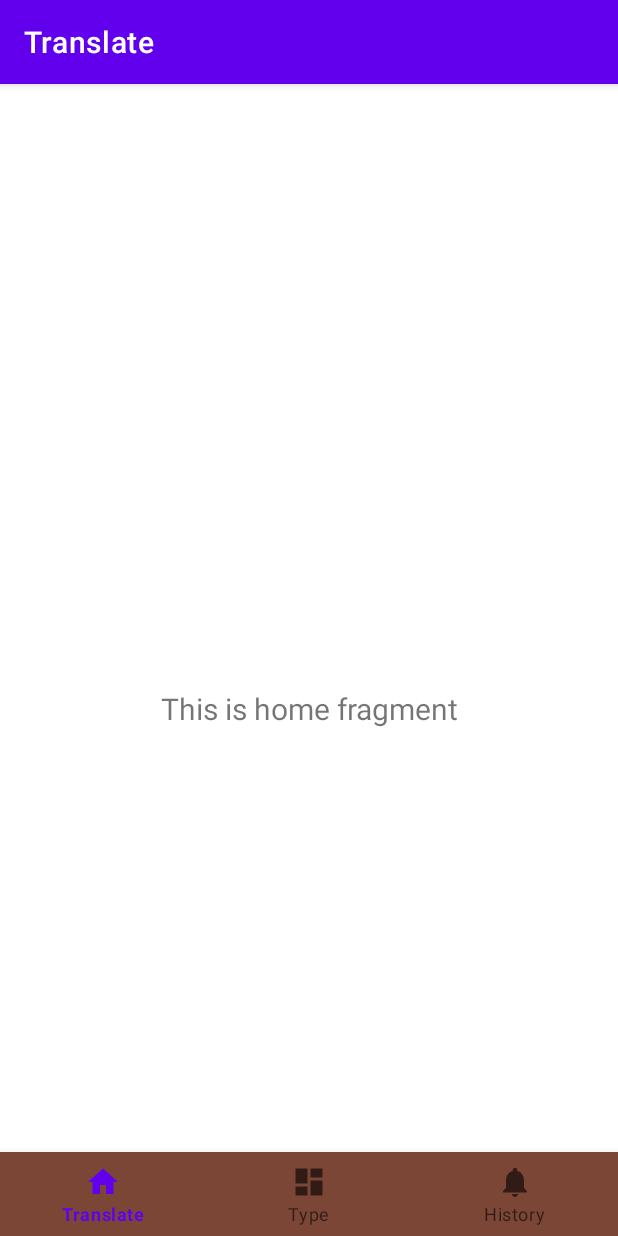
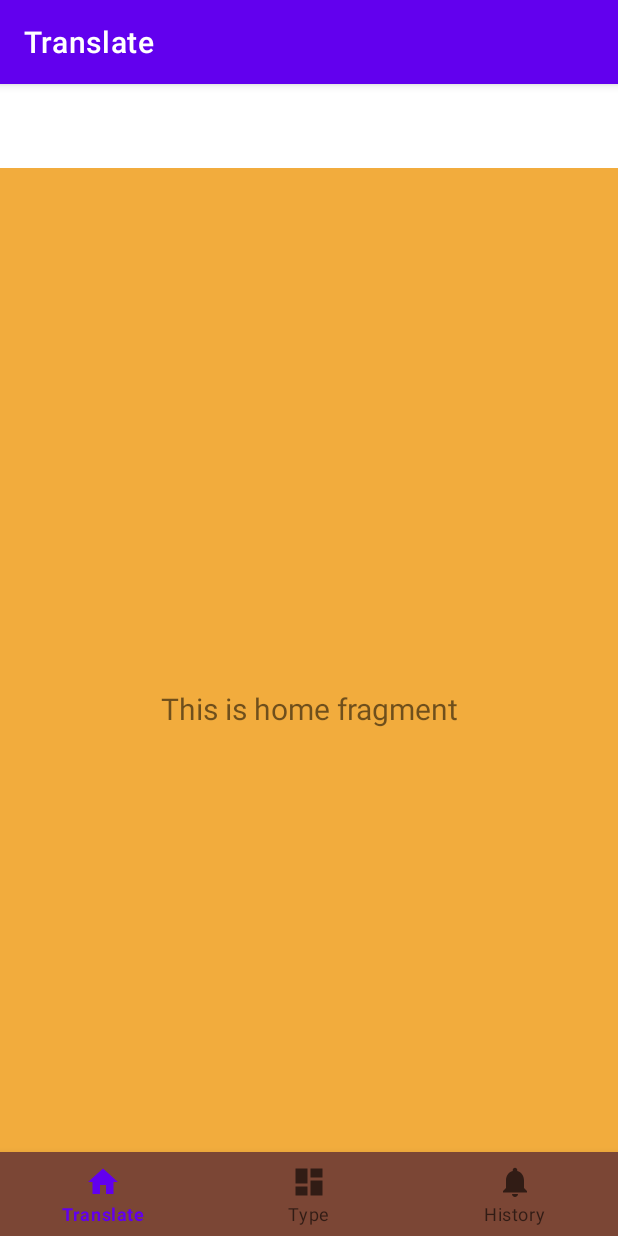
Before and after one commit to QVidad/Kamay, an Android app: the screen it shows after launch (MainActivity), on a phone screen of 412 x 824 dp. Run offline under Robolectric (Android 15) with nearby library versions, the phone set to English and light mode, and no system bars; our stand-ins replace navigation-ui; Roboto replaces fonts that are not available here.

Commit message:
[Update] Pages

```diff
--- a/app/src/main/res/layout/fragment_dashboard.xml
+++ b/app/src/main/res/layout/fragment_dashboard.xml
@@ -4,7 +4,8 @@
     xmlns:tools="http://schemas.android.com/tools"
     android:layout_width="match_parent"
     android:layout_height="match_parent"
-    tools:context=".ui.dashboard.DashboardFragment">
+    tools:context=".ui.dashboard.DashboardFragment"
+    android:background="@color/Yellow_Theme">
 
     <TextView
         android:id="@+id/text_dashboard"
--- a/app/src/main/res/layout/fragment_home.xml
+++ b/app/src/main/res/layout/fragment_home.xml
@@ -4,7 +4,8 @@
     xmlns:tools="http://schemas.android.com/tools"
     android:layout_width="match_parent"
     android:layout_height="match_parent"
-    tools:context=".ui.home.HomeFragment">
+    tools:context=".ui.home.HomeFragment"
+    android:background="@color/Yellow_Theme">
 
     <TextView
         android:id="@+id/text_home"
--- a/app/src/main/res/layout/fragment_notifications.xml
+++ b/app/src/main/res/layout/fragment_notifications.xml
@@ -4,7 +4,8 @@
     xmlns:tools="http://schemas.android.com/tools"
     android:layout_width="match_parent"
     android:layout_height="match_parent"
-    tools:context=".ui.notifications.NotificationsFragment">
+    tools:context=".ui.notifications.NotificationsFragment"
+    android:background="@color/Yellow_Theme">
 
     <TextView
         android:id="@+id/text_notifications"
```
